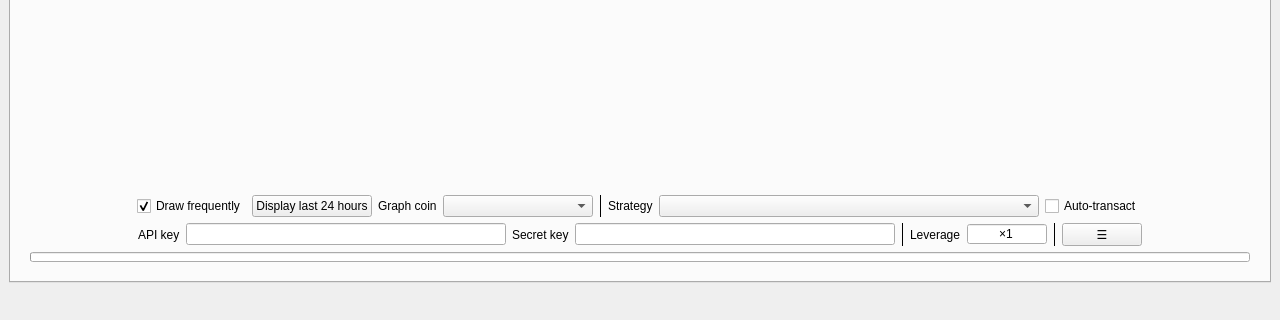
Old version of the form user_interface.ui in the repository cunarist/solie; both pictures show x 0 to 1280 and y 400 to 720 of the 1280 by 720 pixel window.
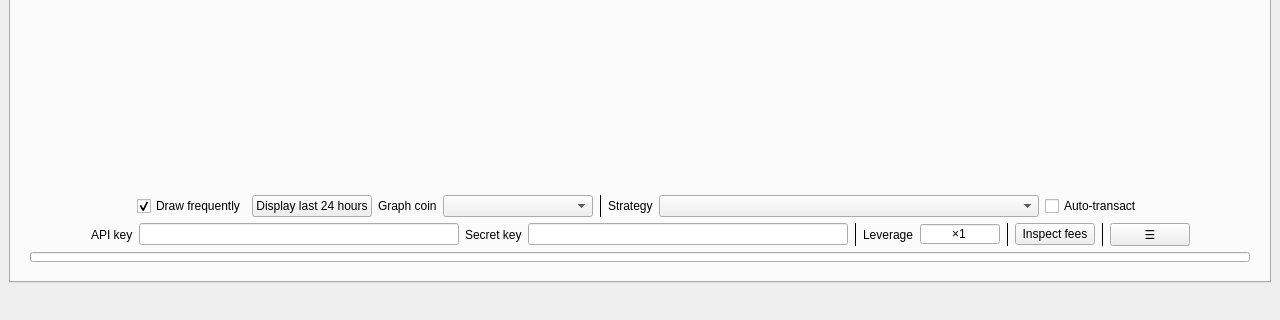
New version of the form. The open tabs and pages were chosen to show the change. Icons and pictures are not drawn. Custom widgets are drawn as their Qt base class.

```diff
--- a/user_interface.ui
+++ b/user_interface.ui
@@ -571,6 +571,20 @@
                </property>
               </widget>
              </item>
+             <item>
+              <widget class="VerticalDivider" name="frame_8">
+               <property name="frameShape">
+                <enum>QFrame::VLine</enum>
+               </property>
+              </widget>
+             </item>
+             <item>
+              <widget class="QPushButton" name="pushButton_9">
+               <property name="text">
+                <string>Inspect fees</string>
+               </property>
+              </widget>
+             </item>
              <item>
               <widget class="VerticalDivider" name="frame_3">
                <property name="frameShape">
```
Left out of the diff: 12 changed lines with no effect on the pictures.
